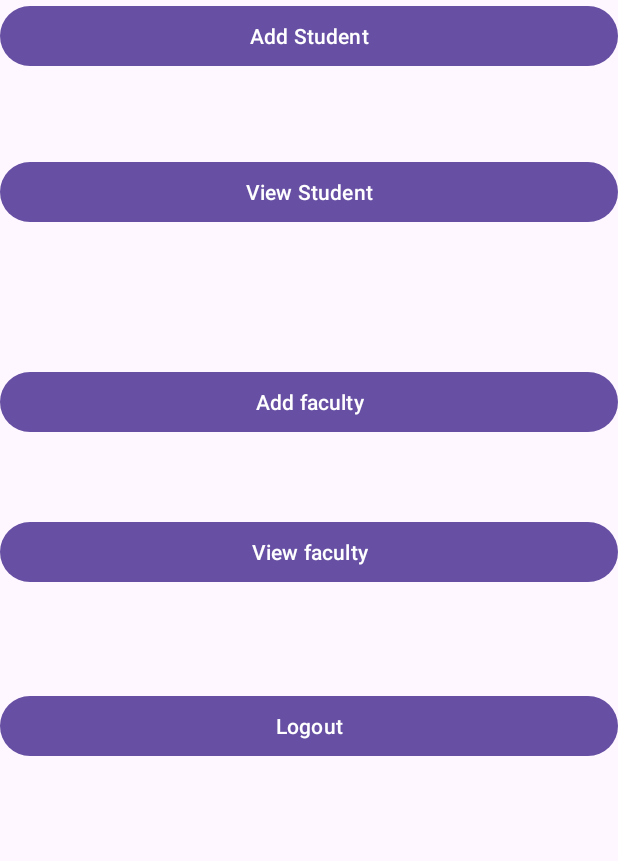
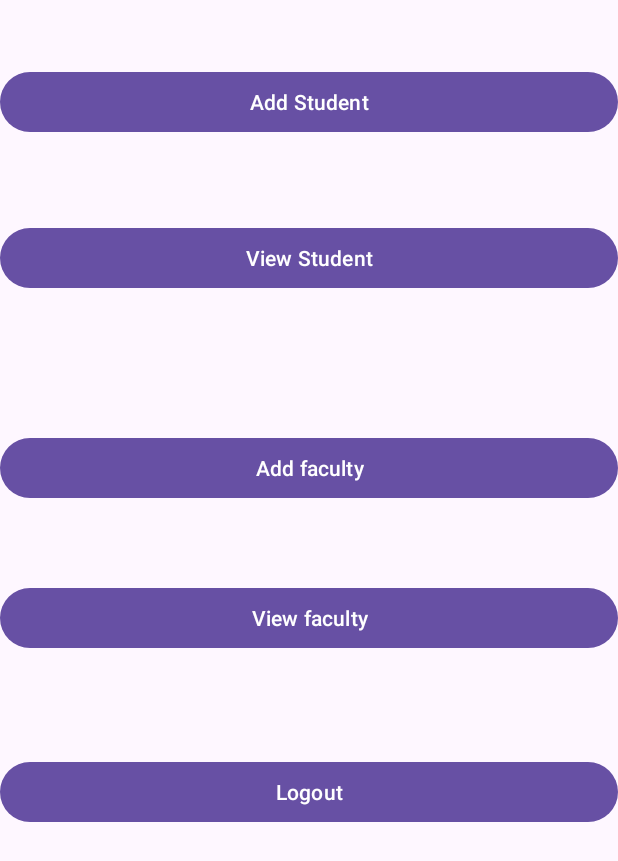
Before and after one commit to bhargavvarmasagi/Attendance-Buddy, an Android app: the index screen opened directly, with no data from a screen before it, on a phone screen of 412 x 824 dp. Shown: the top 861 px of the screen. Run offline under Robolectric (Android 15) with nearby library versions, the phone set to English and light mode, and no system bars.

Commit message:
updated the errors by hardcoding the errors

```diff
--- a/app/src/main/res/layout/activity_index.xml
+++ b/app/src/main/res/layout/activity_index.xml
@@ -11,9 +11,13 @@
         android:id="@+id/addStudentBTN"
         android:layout_width="match_parent"
         android:layout_height="wrap_content"
-        android:layout_marginTop="104dp"
         android:text="Add Student"
-        tools:layout_editor_absoluteX="0dp" />
+        app:layout_constraintBottom_toBottomOf="parent"
+        app:layout_constraintEnd_toEndOf="parent"
+        app:layout_constraintHorizontal_bias="0.0"
+        app:layout_constraintStart_toStartOf="parent"
+        app:layout_constraintTop_toTopOf="parent"
+        app:layout_constraintVertical_bias="0.057" />
 
     <Button
         android:id="@+id/viewStudentBTN"
--- a/app/src/main/res/layout/activity_login.xml
+++ b/app/src/main/res/layout/activity_login.xml
@@ -28,6 +28,7 @@
         android:ems="10"
         android:hint="Enter Username"
         android:inputType="text"
+        android:minHeight="48dp"
         android:textColorHighlight="#FAFAFA"
         android:textColorHint="#FAF6F6"
         app:layout_constraintEnd_toEndOf="parent"
@@ -43,6 +44,7 @@
         android:ems="10"
         android:hint="Enter Password"
         android:inputType="textPassword"
+        android:minHeight="48dp"
         android:textColorHint="#F4F1F1"
         app:layout_constraintEnd_toEndOf="parent"
         app:layout_constraintHorizontal_bias="0.5"
```
